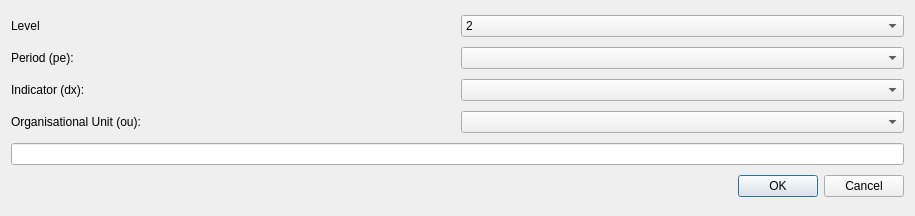
EnteRood/kit_dhis2_data_fetcher, file ddf_dialog_base.ui: the form before one commit.
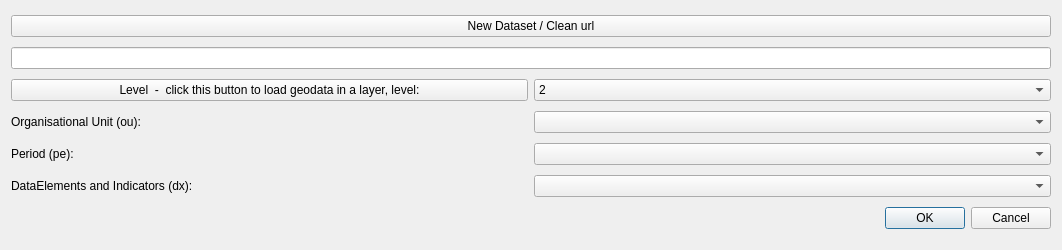
The form after the commit.

Commit message: Saving of data AND geodata project works

The edit to the form file:
```diff
--- a/ddf_dialog_base.ui
+++ b/ddf_dialog_base.ui
@@ -6,45 +6,15 @@
    <rect>
     <x>0</x>
     <y>0</y>
-    <width>915</width>
-    <height>216</height>
+    <width>1062</width>
+    <height>250</height>
    </rect>
   </property>
   <property name="windowTitle">
    <string>DHIS2 Data Fetcher</string>
   </property>
   <layout class="QGridLayout" name="gridLayout">
-   <item row="3" column="0">
-    <widget class="QLabel" name="label_3">
-     <property name="text">
-      <string>Indicator (dx):</string>
-     </property>
-    </widget>
-   </item>
-   <item row="2" column="1">
-    <widget class="QComboBox" name="cb_pe"/>
-   </item>
-   <item row="3" column="1">
-    <widget class="QComboBox" name="cb_dx"/>
-   </item>
-   <item row="2" column="0">
-    <widget class="QLabel" name="label_2">
-     <property name="text">
-      <string>Period (pe):</string>
-     </property>
-    </widget>
-   </item>
-   <item row="0" column="0">
-    <widget class="QLabel" name="label_4">
-     <property name="text">
-      <string>Level</string>
-     </property>
-    </widget>
-   </item>
-   <item row="6" column="0" colspan="2">
-    <widget class="QLineEdit" name="le_url"/>
-   </item>
-   <item row="8" column="0" colspan="2">
+   <item row="12" column="0" colspan="2">
     <widget class="QDialogButtonBox" name="button_box">
      <property name="orientation">
       <enum>Qt::Horizontal</enum>
@@ -54,7 +24,30 @@
      </property>
     </widget>
    </item>
-   <item row="0" column="1">
+   <item row="5" column="1">
+    <widget class="QComboBox" name="cb_ou"/>
+   </item>
+   <item row="6" column="1">
+    <widget class="QComboBox" name="cb_pe"/>
+   </item>
+   <item row="6" column="0">
+    <widget class="QLabel" name="label_2">
+     <property name="text">
+      <string>Period (pe):</string>
+     </property>
+    </widget>
+   </item>
+   <item row="7" column="0">
+    <widget class="QLabel" name="label_3">
+     <property name="text">
+      <string>DataElements and Indicators (dx):</string>
+     </property>
+    </widget>
+   </item>
+   <item row="7" column="1">
+    <widget class="QComboBox" name="cb_dx"/>
+   </item>
+   <item row="4" column="1">
     <widget class="QComboBox" name="cb_level">
      <item>
       <property name="text">
@@ -73,15 +66,29 @@
      </item>
     </widget>
    </item>
-   <item row="4" column="0">
+   <item row="5" column="0">
     <widget class="QLabel" name="label">
      <property name="text">
       <string>Organisational Unit (ou):</string>
      </property>
     </widget>
    </item>
-   <item row="4" column="1">
-    <widget class="QComboBox" name="cb_ou"/>
+   <item row="1" column="0" colspan="2">
+    <widget class="QLineEdit" name="le_url"/>
+   </item>
+   <item row="4" column="0">
+    <widget class="QPushButton" name="btn_load_geodata">
+     <property name="text">
+      <string>Level  -  click this button to load geodata in a layer, level:</string>
+     </property>
+    </widget>
+   </item>
+   <item row="0" column="0" colspan="2">
+    <widget class="QPushButton" name="btn_new_dataset">
+     <property name="text">
+      <string>New Dataset / Clean url</string>
+     </property>
+    </widget>
    </item>
   </layout>
  </widget>
```
Left out of the diff: 5 changed lines with no effect on the pictures. The commit also changes 6 other files.
